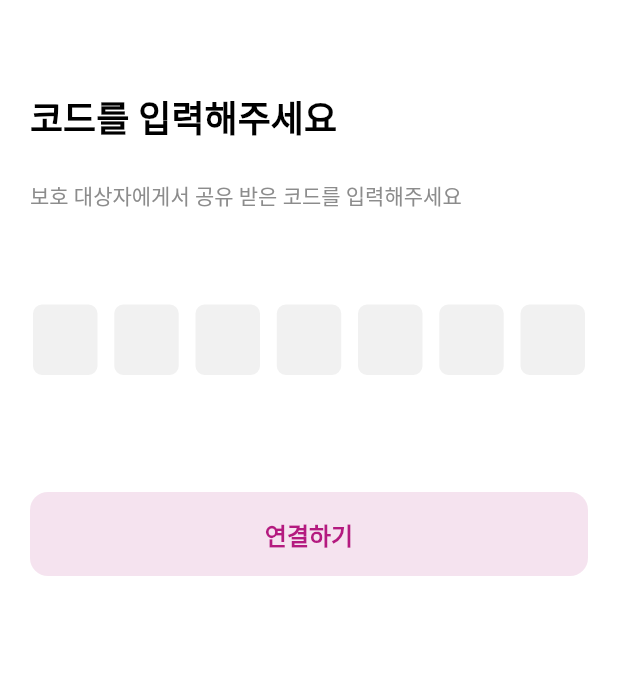
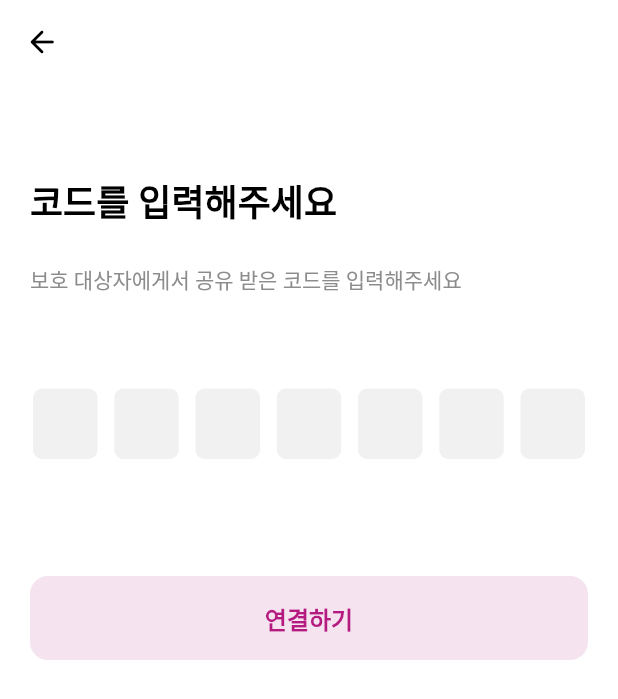
Before and after one commit to minssu86/Holocare, a Flutter app: the RootProtectorPage screen opened directly, on a phone screen of 412 x 824 dp. Shown: the top 699 px of the screen. Run offline on Flutter 3.47's test engine with Material 2 defaults, Android fonts, the phone set to English and light mode, and no system bars; drawn by our look-alikes of pin_code_fields; our stand-ins replace auto_route, firebase_core, flutter_dotenv, flutter_hooks, gap, hooks_riverpod; accounts and stored records are empty.

Commit message:
feat: add app bar component

```diff
--- /dev/null
+++ b/lib/ui/components/appbar/holocare_app_bar.dart
@@ -0,0 +1,30 @@
+import 'package:flutter/material.dart';
+import 'package:holocare/theme/holocare_theme.dart';
+import 'package:hooks_riverpod/hooks_riverpod.dart';
+
+class HolocareAppBar extends ConsumerWidget implements PreferredSizeWidget {
+  final AppBar appBar = AppBar();
+
+  HolocareAppBar({super.key});
+
+  @override
+  Size get preferredSize => Size.fromHeight(appBar.preferredSize.height);
+
+  @override
+  Widget build(BuildContext context, WidgetRef ref) {
+    final theme = ref.watch(holocareThemeProvider);
+
+    return AppBar(
+      elevation: 0,
+      backgroundColor: theme.appColors.grayscale_00,
+      leading: IconButton(
+        iconSize: 24,
+        color: theme.appColors.grayscale_100,
+        icon: const Icon(
+          Icons.arrow_back_rounded,
+        ),
+        onPressed: () {},
+      ),
+    );
+  }
+}
--- a/lib/ui/pages/root/root_protector_page.dart
+++ b/lib/ui/pages/root/root_protector_page.dart
@@ -3,6 +3,7 @@ import 'package:flutter/material.dart';
 import 'package:gap/gap.dart';
 import 'package:holocare/theme/holocare_text.dart';
 import 'package:holocare/theme/holocare_theme.dart';
+import 'package:holocare/ui/components/appbar/holocare_app_bar.dart';
 import 'package:holocare/ui/components/button/holocare_button.dart';
 import 'package:holocare/ui/components/text_field/holocare_pin_code_field.dart';
 import 'package:hooks_riverpod/hooks_riverpod.dart';
@@ -16,6 +17,7 @@ class RootProtectorPage extends HookConsumerWidget {
     final theme = ref.watch(holocareThemeProvider);
 
     return Scaffold(
+      appBar: HolocareAppBar(),
       body: Padding(
         padding: const EdgeInsets.symmetric(horizontal: 20, vertical: 60),
         child: Column(
--- a/lib/ui/pages/root/root_protege_page.dart
+++ b/lib/ui/pages/root/root_protege_page.dart
@@ -3,6 +3,7 @@ import 'package:flutter/material.dart';
 import 'package:gap/gap.dart';
 import 'package:holocare/theme/holocare_text.dart';
 import 'package:holocare/theme/holocare_theme.dart';
+import 'package:holocare/ui/components/appbar/holocare_app_bar.dart';
 import 'package:holocare/ui/components/button/holocare_button.dart';
 import 'package:hooks_riverpod/hooks_riverpod.dart';
 
@@ -15,6 +16,7 @@ class RootProtegePage extends HookConsumerWidget {
     final theme = ref.watch(holocareThemeProvider);
 
     return Scaffold(
+      appBar: HolocareAppBar(),
       body: Padding(
         padding: const EdgeInsets.symmetric(
           horizontal: 20,
```
Also changed, not shown: lib/ui/components/appbar/dashboard_app_bar.dart (added, +36 -0 lines).
